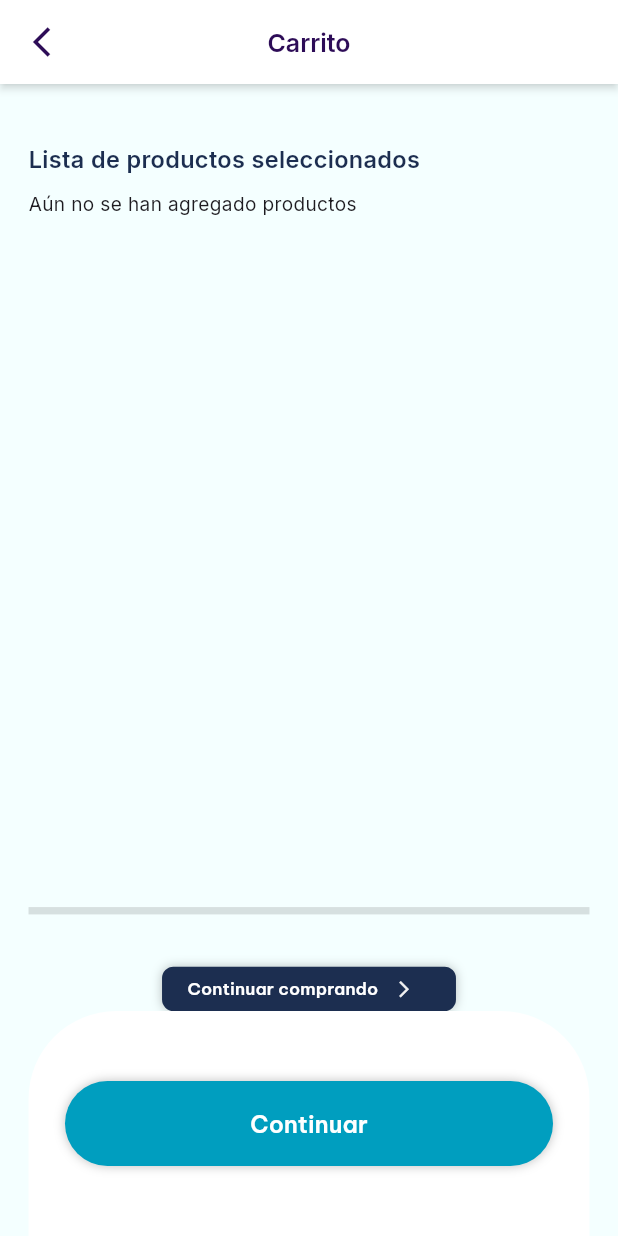
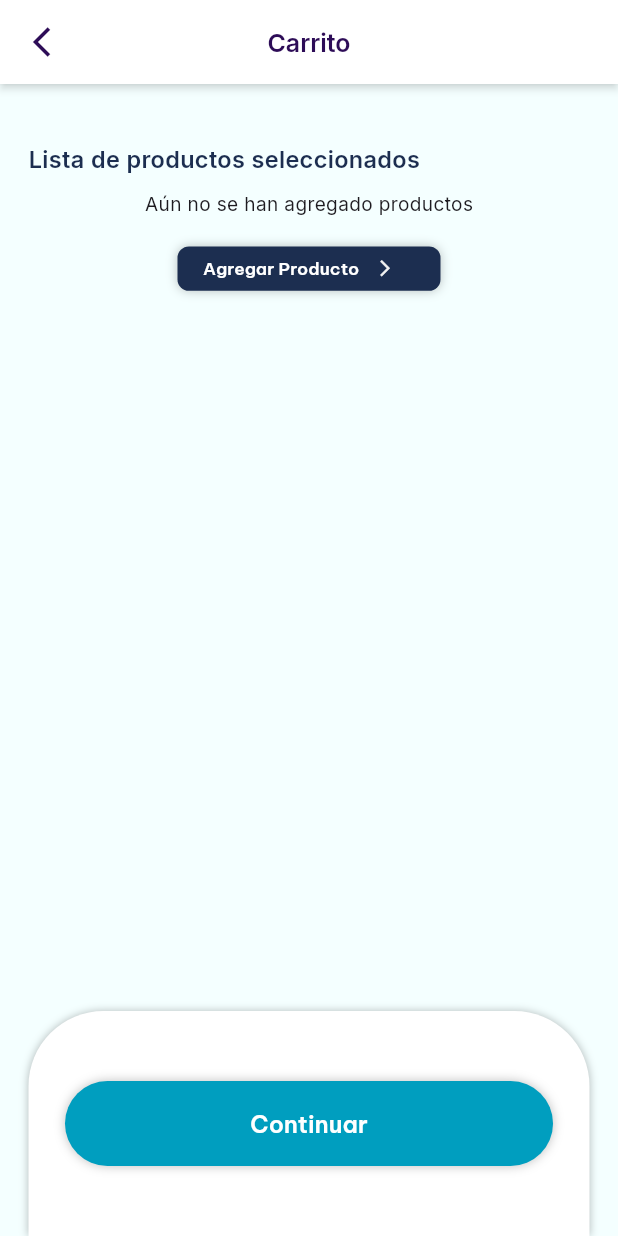
Before and after one commit to ar-soft-org/kasani--app, a Flutter app: the CartScreen screen opened directly, on a phone screen of 412 x 824 dp. Run offline on Flutter 3.47's test engine with Material 3 defaults, Android fonts, the phone set to English and light mode, and no system bars; our stand-ins replace bloc, dio, equatable, flutter_bloc, flutter_calendar_carousel, flutter_screenutil and 5 more; accounts and stored records are empty; project files that could hold a hidden picture were left out.

Commit message:
Cambios en la vista de Carrito

```diff
--- a/lib/screens/widgets/category_card.dart
+++ b/lib/screens/widgets/category_card.dart
@@ -195,6 +195,9 @@ Widget addItemCard({
                       child: Image.asset(
                         AppImages.message,
                         height: 20.h,
+                        color: comment != null && comment.isNotEmpty
+                            ? Colors.blue
+                            : null,
                       ),
                     )
                   : const SizedBox.shrink(),
--- a/lib/shopping_cart/view/view.dart
+++ b/lib/shopping_cart/view/view.dart
@@ -66,18 +66,14 @@ class CartScreen extends StatelessWidget {
               ),
             ),
             verticalSpacer(10),
-            if (products.isEmpty)
-              Expanded(
-                  child: Text('Aún no se han agregado productos',
-                      style: TextStyle(fontSize: 13.sp)))
-            else
             Expanded(
               child: ListView.builder(
-                  itemCount: products.length,
+                itemCount: products.isEmpty ? 1 : products.length + 1,
                 physics: const BouncingScrollPhysics(),
                 shrinkWrap: true,
                 scrollDirection: Axis.vertical,
                 itemBuilder: (context, index) {
+                  if (index < products.length) {
                     final item = products[index];
                     final data = getProductData(item, productsData);
                     return addItemCard(
@@ -115,24 +111,26 @@ class CartScreen extends StatelessWidget {
                       },
                       context: context,
                     );
-                  },
-                ),
-              ),
-            Divider(
-              thickness: 5.sp,
-            ),
-            verticalSpacer(30),
+                  }
+                  else {
+                    return Column(
+                      children: [
+                        if(products.isEmpty)
+                          Text(
+                            'Aún no se han agregado productos',
+                            style: TextStyle(fontSize: 13.sp)),
+                        verticalSpacer(20),
                         Align(
                           alignment: Alignment.center,
                           child: customButton(
                             context,
                             true,
-                'Continuar comprando',
+                            'Agregar Producto',
                             12.sp,
                             () {
                               context.read<HostHomeCubit>().setTab(HostHomeTab.home);
                             },
-                190.sp,
+                            170.sp,
                             31.sp,
                             Colors.transparent,
                             AppColors.blue,
@@ -140,14 +138,28 @@ class CartScreen extends StatelessWidget {
                             showShadow: true,
                           ),
                         ),
+                      ],
+                    );
+                  }
+                },
+              ),
+            ),
             Container(
               height: 150,
               padding: EdgeInsets.symmetric(horizontal: 23.w, vertical: 10.h),
-              decoration: BoxDecoration(
+              decoration: const BoxDecoration(
                 color: Colors.white,
                 borderRadius: BorderRadius.only(
-                      topLeft: Radius.circular(60.r),
-                      topRight: Radius.circular(60.r))),
+                  topLeft: Radius.circular(50),
+                  topRight: Radius.circular(50),
+                ),
+                boxShadow: [
+                  BoxShadow(
+                    color: Colors.black26,
+                    blurRadius: 4.0,
+                  ),
+                ],
+              ),
               child: Center(
                 child: customButton(context, false, 'Continuar', 16, () {
                   if (products.isEmpty) {
```
Lines whose indentation alone changed are shown as unchanged.
